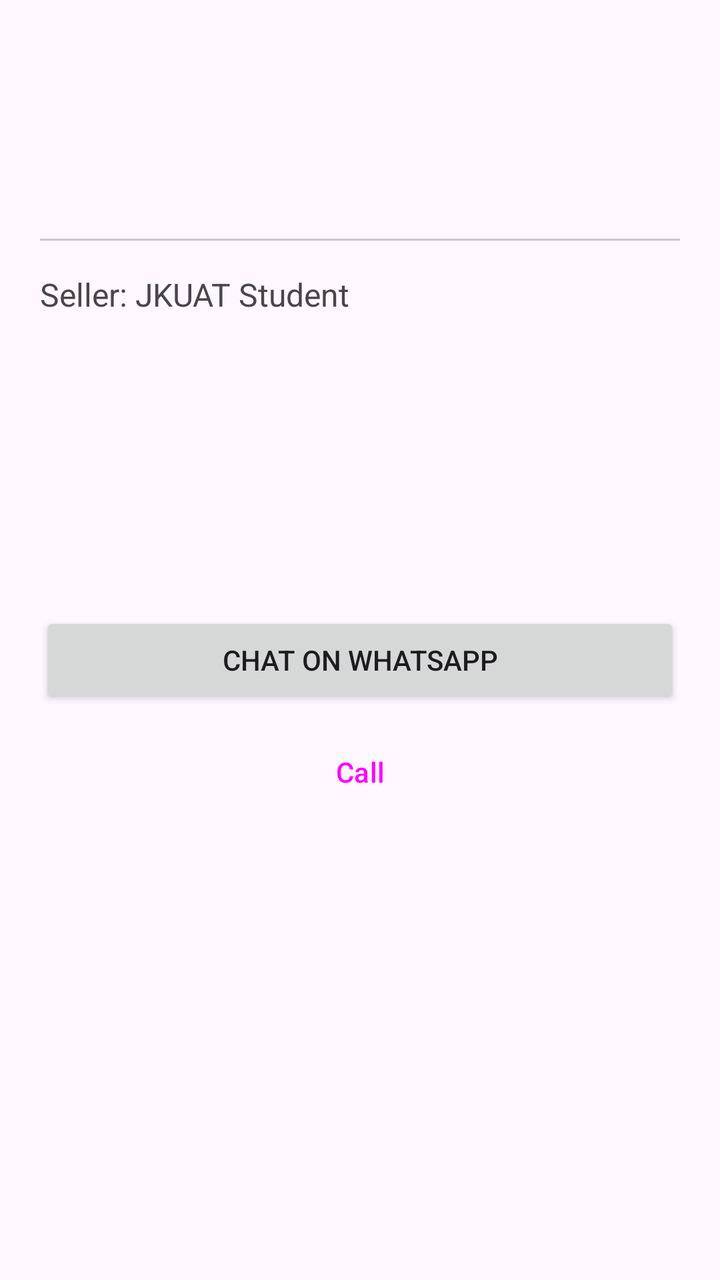
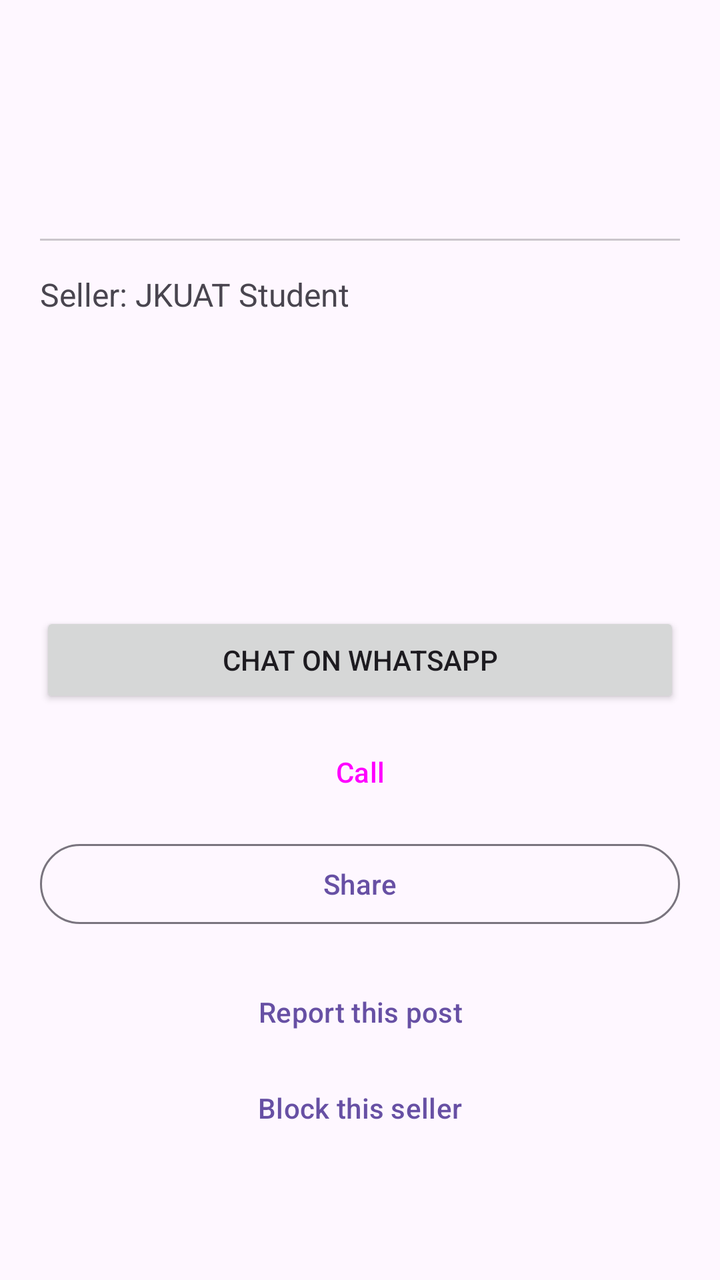

Screens rendered from an Android XML layout before and after an edit, with the pre-edit source and the edit as a unified diff.
<!-- AndroidManifest.xml: application theme Theme.CampusMarket -->
<!-- res/layout/activity_product_detail.xml -->
<?xml version="1.0" encoding="utf-8"?>
<ScrollView xmlns:android="http://schemas.android.com/apk/res/android"
    android:id="@+id/detailMain"
    android:layout_width="match_parent"
    android:layout_height="match_parent"
    android:clipToPadding="false"
    android:fillViewport="true">

    <LinearLayout
        android:layout_width="match_parent"
        android:layout_height="wrap_content"
        android:orientation="vertical"
        android:padding="20dp">

        
        <HorizontalScrollView
            android:id="@+id/detailGalleryScroll"
            android:layout_width="match_parent"
            android:layout_height="wrap_content"
            android:layout_marginBottom="16dp"
            android:scrollbars="none">

            <LinearLayout
                android:id="@+id/detailGallery"
                android:layout_width="wrap_content"
                android:layout_height="wrap_content"
                android:orientation="horizontal" />
        </HorizontalScrollView>

        <TextView
            android:id="@+id/detailWantedBadge"
            android:layout_width="wrap_content"
            android:layout_height="wrap_content"
            android:text="@string/product_wanted_badge"
            android:textColor="@android:color/holo_blue_dark"
            android:textSize="12sp"
            android:textStyle="bold"
            android:visibility="gone" />

        
        <TextView
            android:id="@+id/detailTitle"
            android:layout_width="wrap_content"
            android:layout_height="wrap_content"
            android:textSize="24sp"
            android:textStyle="bold" />

        
        <TextView
            android:id="@+id/detailPrice"
            android:layout_width="wrap_content"
            android:layout_height="wrap_content"
            android:layout_marginTop="8dp"
            android:textColor="@android:color/holo_green_dark"
            android:textSize="20sp"
            android:textStyle="bold" />

        <View
            android:layout_width="match_parent"
            android:layout_height="1dp"
            android:layout_marginTop="16dp"
            android:layout_marginBottom="16dp"
            android:background="#33000000" />

        
        <TextView
            android:id="@+id/detailSeller"
            android:layout_width="wrap_content"
            android:layout_height="wrap_content"
            android:text="@string/detail_seller"
            android:textSize="16sp" />

        <TextView
            android:id="@+id/detailCategory"
            android:layout_width="wrap_content"
            android:layout_height="wrap_content"
            android:layout_marginTop="8dp"
            android:textSize="16sp" />

        <TextView
            android:id="@+id/detailCondition"
            android:layout_width="wrap_content"
            android:layout_height="wrap_content"
            android:layout_marginTop="8dp"
            android:textSize="16sp" />

        <TextView
            android:id="@+id/detailLocation"
            android:layout_width="wrap_content"
            android:layout_height="wrap_content"
            android:layout_marginTop="8dp"
            android:textSize="16sp" />

        <TextView
            android:id="@+id/detailTime"
            android:layout_width="wrap_content"
            android:layout_height="wrap_content"
            android:layout_marginTop="8dp"
            android:textSize="14sp" />

        <TextView
            android:id="@+id/detailDescription"
            android:layout_width="match_parent"
            android:layout_height="wrap_content"
            android:layout_marginTop="16dp"
            android:textSize="16sp"
            android:visibility="gone" />

        
        <Button
            android:id="@+id/btnContactSeller"
            android:layout_width="match_parent"
            android:layout_height="wrap_content"
            android:layout_marginTop="32dp"
            android:padding="12dp"
            android:text="@string/detail_contact_sale" />

        <Button
            android:id="@+id/btnCallSeller"
            style="?attr/materialButtonOutlinedStyle"
            android:layout_width="match_parent"
            android:layout_height="wrap_content"
            android:layout_marginTop="8dp"
            android:text="@string/detail_call" />

    </LinearLayout>
</ScrollView>
<!-- resources referenced by this layout -->
<resources>
  <string name="detail_call">Call</string>
  <string name="detail_contact_sale">Chat on WhatsApp</string>
  <string name="detail_seller">Seller: JKUAT Student</string>
  <string name="product_wanted_badge">WANTED</string>
  <style name="Theme.CampusMarket" parent="Base.Theme.CampusMarket" />
  <style name="Base.Theme.CampusMarket" parent="Theme.Material3.DayNight.NoActionBar">
          
          
      </style>
</resources>

<!-- the commit's change to res/layout/activity_product_detail.xml (unified diff, before → after) -->
@@ -123,5 +123,28 @@
             android:layout_marginTop="8dp"
             android:text="@string/detail_call" />
 
+        <com.google.android.material.button.MaterialButton
+            android:id="@+id/btnShare"
+            style="?attr/materialButtonOutlinedStyle"
+            android:layout_width="match_parent"
+            android:layout_height="wrap_content"
+            android:layout_marginTop="8dp"
+            android:text="@string/detail_share" />
+
+        <com.google.android.material.button.MaterialButton
+            android:id="@+id/btnReport"
+            style="@style/Widget.Material3.Button.TextButton"
+            android:layout_width="match_parent"
+            android:layout_height="wrap_content"
+            android:layout_marginTop="16dp"
+            android:text="@string/detail_report" />
+
+        <com.google.android.material.button.MaterialButton
+            android:id="@+id/btnBlock"
+            style="@style/Widget.Material3.Button.TextButton"
+            android:layout_width="match_parent"
+            android:layout_height="wrap_content"
+            android:text="@string/detail_block" />
+
     </LinearLayout>
 </ScrollView>
<!-- resource entries referenced after the edit -->
@@ -1,8 +1,11 @@
 <!-- resources referenced by this layout -->
 <resources>
+  <string name="detail_block">Block this seller</string>
   <string name="detail_call">Call</string>
   <string name="detail_contact_sale">Chat on WhatsApp</string>
+  <string name="detail_report">Report this post</string>
   <string name="detail_seller">Seller: JKUAT Student</string>
+  <string name="detail_share">Share</string>
   <string name="product_wanted_badge">WANTED</string>
   <style name="Theme.CampusMarket" parent="Base.Theme.CampusMarket" />
   <style name="Base.Theme.CampusMarket" parent="Theme.Material3.DayNight.NoActionBar">
